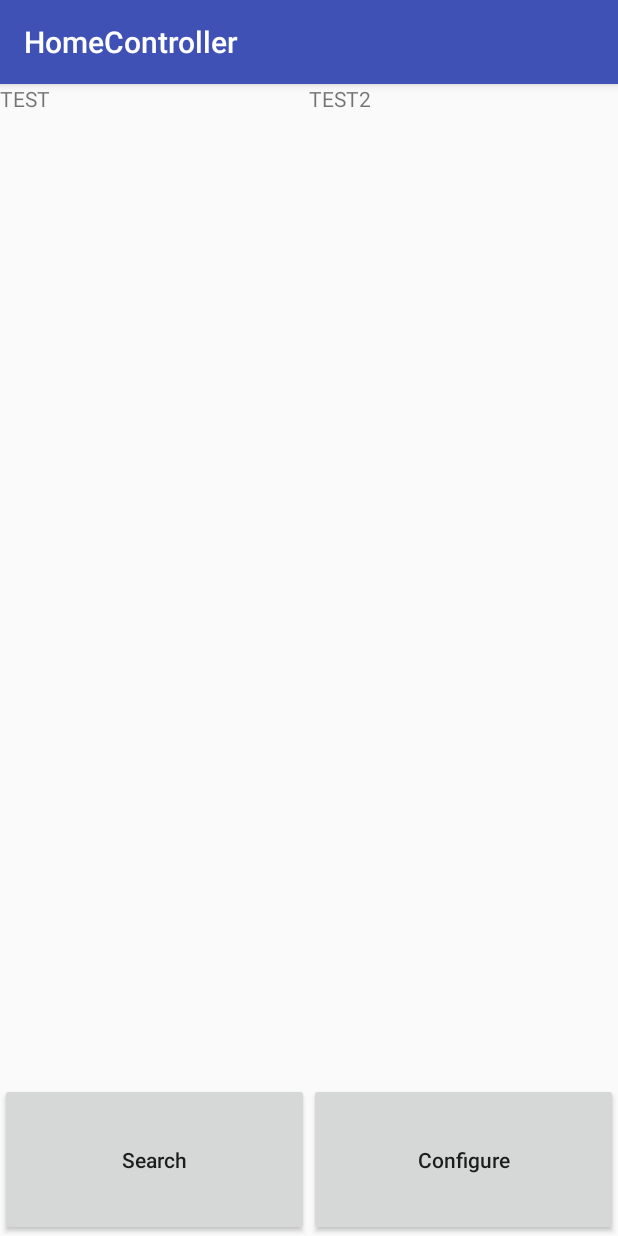
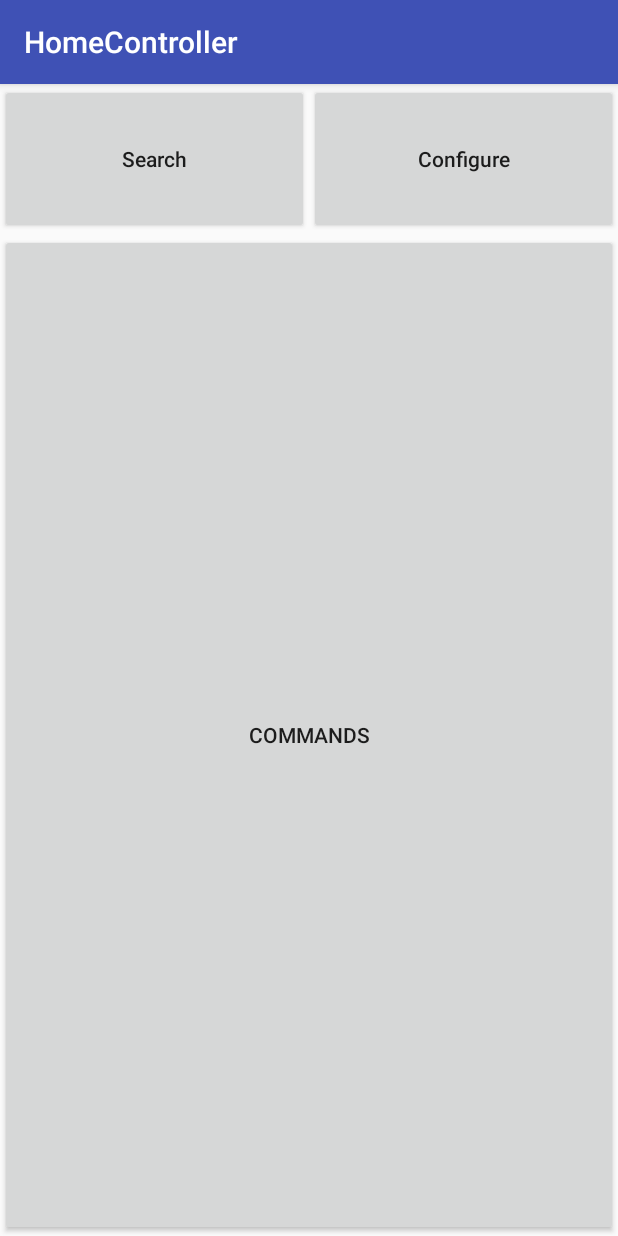
Before and after one commit to Nonju/RaspiSocketserver, an Android app: the screen it shows after launch (MainActivity), on a phone screen of 412 x 824 dp. Run offline under Robolectric (Android 15) with nearby library versions, the phone set to English and light mode, and no system bars; 1 statement that could not run was skipped.

Commit message:
Code backup

```diff
--- a/controllerApp/HomeController/app/src/main/java/com/albinzongmail/homecontroller/SettingsFiles/PresetListView.java
+++ b/controllerApp/HomeController/app/src/main/java/com/albinzongmail/homecontroller/SettingsFiles/PresetListView.java
@@ -17,6 +17,7 @@ import com.albinzongmail.homecontroller.Settings;
 
 /**
  * Created by hannes on 2017-03-29.
+ *
  */
 
 public class PresetListView extends RelativeLayout {
@@ -52,7 +53,7 @@ public class PresetListView extends RelativeLayout {
 
 
     public void setItem(ConnectionPreset item) {
-        presetIP.setText(item.getIP());
+        presetIP.setText(item.getName());
         radioBtn.setChecked(item.isSelected());
     }
 }
--- a/controllerApp/HomeController/app/src/main/res/layout/activity_main.xml
+++ b/controllerApp/HomeController/app/src/main/res/layout/activity_main.xml
@@ -7,7 +7,7 @@
     android:orientation="vertical"
     tools:context="com.albinzongmail.homecontroller.MainActivity">
 
-    <LinearLayout
+    <!-- <LinearLayout
         android:id="@+id/main_textOutputContainer"
         android:layout_width="match_parent"
         android:layout_height="match_parent"
@@ -55,8 +55,36 @@
             android:layout_weight="1"
             android:textAllCaps="false"/>
 
+    </LinearLayout> -->
+
+    <LinearLayout
+        android:layout_width="match_parent"
+        android:layout_height="100dp"
+        android:gravity="end"
+        android:orientation="horizontal"
+        android:weightSum="2">
+
+        <Button
+            android:id="@+id/main_searchBtn"
+            android:layout_width="match_parent"
+            android:layout_height="match_parent"
+            android:layout_weight="1"
+            android:text="@string/main_searchBtn"
+            android:textAllCaps="false" />
+
+        <Button
+            android:id="@+id/main_configureBtn"
+            android:layout_width="match_parent"
+            android:layout_height="match_parent"
+            android:layout_weight="1"
+            android:text="@string/main_confBtn"
+            android:textAllCaps="false" />
     </LinearLayout>
-
+    <Button
+        android:id="@+id/main_commandsBtn"
+        android:layout_width="match_parent"
+        android:layout_height="match_parent"
+        android:text="Commands"/>
 
 
 </LinearLayout>
--- a/controllerApp/HomeController/build.gradle
+++ b/controllerApp/HomeController/build.gradle
@@ -5,7 +5,7 @@ buildscript {
         jcenter()
     }
     dependencies {
-        classpath 'com.android.tools.build:gradle:2.3.0'
+        classpath 'com.android.tools.build:gradle:2.3.1'
 
         // NOTE: Do not place your application dependencies here; they belong
         // in the individual module build.gradle files
```
Also changed, not shown: controllerApp/HomeController/app/src/main/java/com/albinzongmail/homecontroller/Commands/localhostSendTest/Command.java (added, +21 -0 lines), controllerApp/HomeController/app/src/main/java/com/albinzongmail/homecontroller/Settings.java (+43 -8 lines), controllerApp/HomeController/app/src/main/java/com/albinzongmail/homecontroller/SettingsFiles/ConnectionPreset.java (+14 -5 lines), controllerApp/HomeController/app/src/main/java/com/albinzongmail/homecontroller/Util/PopoverBuilder.java (added, +50 -0 lines), controllerApp/HomeController/app/src/main/res/values/strings.xml (+7 -0 lines), 1 other file.
